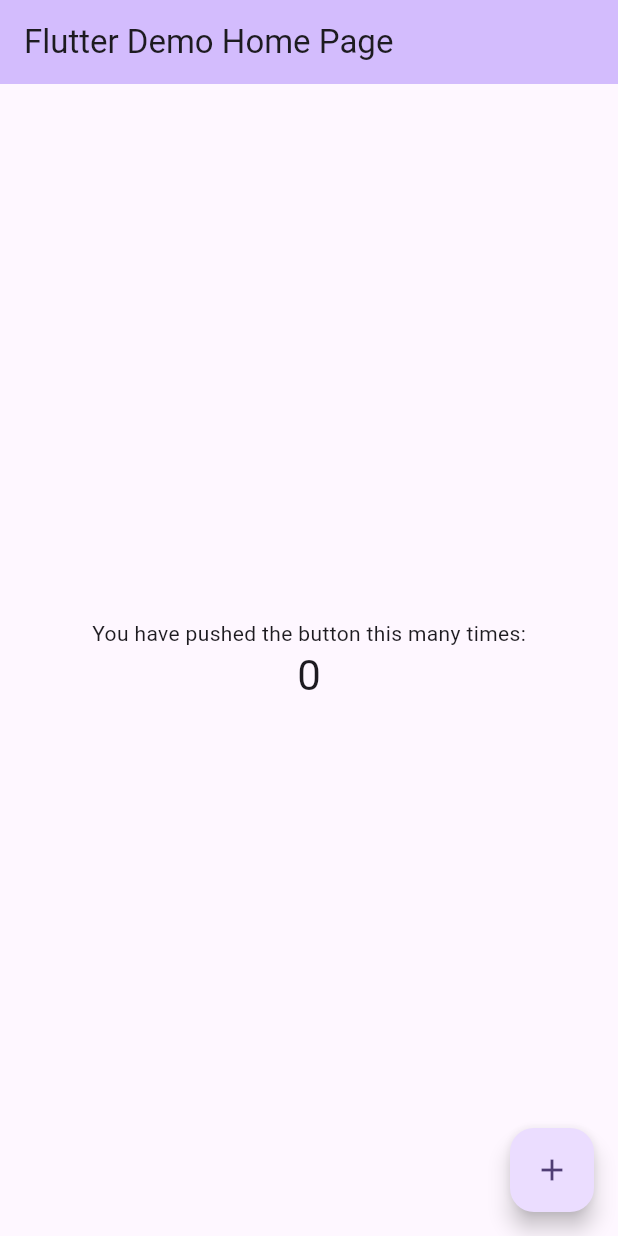
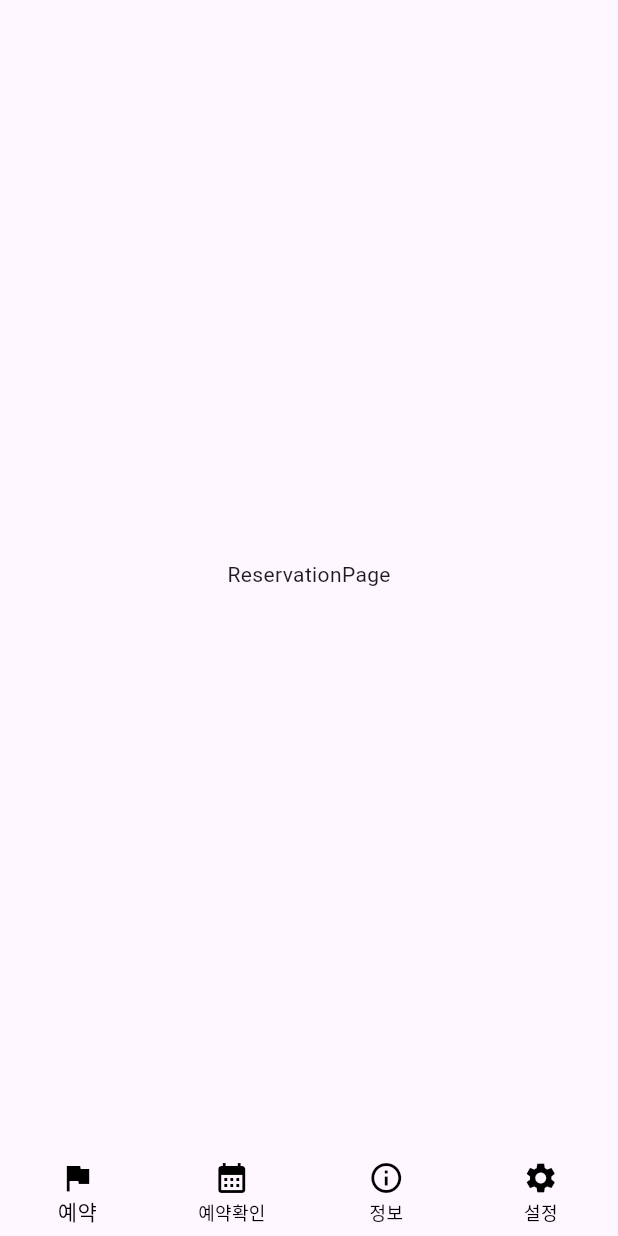
Before and after one commit to ksh20531/sunvally_macro_app, a Flutter app: the screen it shows after launch, on a phone screen of 412 x 824 dp. Run offline on Flutter 3.47's test engine with Material 3 defaults, Android fonts, the phone set to English and light mode, and no system bars; our stand-ins replace get.

```diff
--- a/lib/main.dart
+++ b/lib/main.dart
@@ -1,4 +1,6 @@
 import 'package:flutter/material.dart';
+import 'package:get/get.dart';
+import 'package:sunvally_macro_app/presentation/pages/main/main_page.dart';
 
 void main() {
   runApp(const MyApp());
@@ -7,116 +9,8 @@ void main() {
 class MyApp extends StatelessWidget {
   const MyApp({super.key});
 
-  // This widget is the root of your application.
   @override
   Widget build(BuildContext context) {
-    return MaterialApp(
-      title: 'Flutter Demo',
-      theme: ThemeData(
-        // This is the theme of your application.
-        //
-        // TRY THIS: Try running your application with "flutter run". You'll see
-        // the application has a purple toolbar. Then, without quitting the app,
-        // try changing the seedColor in the colorScheme below to Colors.green
-        // and then invoke "hot reload" (save your changes or press the "hot
-        // reload" button in a Flutter-supported IDE, or press "r" if you used
-        // the command line to start the app).
-        //
-        // Notice that the counter didn't reset back to zero; the application
-        // state is not lost during the reload. To reset the state, use hot
-        // restart instead.
-        //
-        // This works for code too, not just values: Most code changes can be
-        // tested with just a hot reload.
-        colorScheme: ColorScheme.fromSeed(seedColor: Colors.deepPurple),
-      ),
-      home: const MyHomePage(title: 'Flutter Demo Home Page'),
-    );
+    return GetMaterialApp(title: 'Sunvally Macro App', home: const MainPage());
   }
 }
-
-class MyHomePage extends StatefulWidget {
-  const MyHomePage({super.key, required this.title});
-
-  // This widget is the home page of your application. It is stateful, meaning
-  // that it has a State object (defined below) that contains fields that affect
-  // how it looks.
-
-  // This class is the configuration for the state. It holds the values (in this
-  // case the title) provided by the parent (in this case the App widget) and
-  // used by the build method of the State. Fields in a Widget subclass are
-  // always marked "final".
-
-  final String title;
-
-  @override
-  State<MyHomePage> createState() => _MyHomePageState();
-}
-
-class _MyHomePageState extends State<MyHomePage> {
-  int _counter = 0;
-
-  void _incrementCounter() {
-    setState(() {
-      // This call to setState tells the Flutter framework that something has
-      // changed in this State, which causes it to rerun the build method below
-      // so that the display can reflect the updated values. If we changed
-      // _counter without calling setState(), then the build method would not be
-      // called again, and so nothing would appear to happen.
-      _counter++;
-    });
-  }
-
-  @override
-  Widget build(BuildContext context) {
-    // This method is rerun every time setState is called, for instance as done
-    // by the _incrementCounter method above.
-    //
-    // The Flutter framework has been optimized to make rerunning build methods
-    // fast, so that you can just rebuild anything that needs updating rather
-    // than having to individually change instances of widgets.
-    return Scaffold(
-      appBar: AppBar(
-        // TRY THIS: Try changing the color here to a specific color (to
-        // Colors.amber, perhaps?) and trigger a hot reload to see the AppBar
-        // change color while the other colors stay the same.
-        backgroundColor: Theme.of(context).colorScheme.inversePrimary,
-        // Here we take the value from the MyHomePage object that was created by
-        // the App.build method, and use it to set our appbar title.
-        title: Text(widget.title),
-      ),
-      body: Center(
-        // Center is a layout widget. It takes a single child and positions it
-        // in the middle of the parent.
-        child: Column(
-          // Column is also a layout widget. It takes a list of children and
-          // arranges them vertically. By default, it sizes itself to fit its
-          // children horizontally, and tries to be as tall as its parent.
-          //
-          // Column has various properties to control how it sizes itself and
-          // how it positions its children. Here we use mainAxisAlignment to
-          // center the children vertically; the main axis here is the vertical
-          // axis because Columns are vertical (the cross axis would be
-          // horizontal).
-          //
-          // TRY THIS: Invoke "debug painting" (choose the "Toggle Debug Paint"
-          // action in the IDE, or press "p" in the console), to see the
-          // wireframe for each widget.
-          mainAxisAlignment: MainAxisAlignment.center,
-          children: <Widget>[
-            const Text('You have pushed the button this many times:'),
-            Text(
-              '$_counter',
-              style: Theme.of(context).textTheme.headlineMedium,
-            ),
-          ],
-        ),
-      ),
-      floatingActionButton: FloatingActionButton(
-        onPressed: _incrementCounter,
-        tooltip: 'Increment',
-        child: const Icon(Icons.add),
-      ), // This trailing comma makes auto-formatting nicer for build methods.
-    );
-  }
-}
--- /dev/null
+++ b/lib/presentation/controllers/main_controller.dart
@@ -0,0 +1,12 @@
+import 'package:get/get.dart';
+
+/// 메인 페이지 컨트롤러
+class MainController extends GetxController {
+  int currentIndex = 0;
+
+  /// 페이지 전환
+  void changePage(int index) {
+    currentIndex = index;
+    update();
+  }
+}
--- /dev/null
+++ b/lib/presentation/pages/info/info_page.dart
@@ -0,0 +1,11 @@
+import 'package:flutter/material.dart';
+
+class InfoPage extends StatelessWidget {
+  const InfoPage({super.key});
+
+  @override
+  Widget build(BuildContext context) {
+    print('InfoPage');
+    return Scaffold(body: Center(child: Text('InfoPage')));
+  }
+}
--- /dev/null
+++ b/lib/presentation/pages/main/main_page.dart
@@ -0,0 +1,35 @@
+import 'package:flutter/material.dart';
+import 'package:get/get.dart';
+import 'package:sunvally_macro_app/presentation/controllers/main_controller.dart';
+import 'package:sunvally_macro_app/presentation/pages/info/info_page.dart';
+import 'package:sunvally_macro_app/presentation/pages/main/widgets/custom_bottom_navigation.dart';
+import 'package:sunvally_macro_app/presentation/pages/my_reservstion/my_reservation_page.dart';
+import 'package:sunvally_macro_app/presentation/pages/reservation/reservation_page.dart';
+import 'package:sunvally_macro_app/presentation/pages/setting/setting_page.dart';
+
+class MainPage extends StatelessWidget {
+  const MainPage({super.key});
+
+  @override
+  Widget build(BuildContext context) {
+    final pages = [
+      ReservationPage(),
+      MyReservationPage(),
+      InfoPage(),
+      SettingPage(),
+    ];
+
+    return GetBuilder<MainController>(
+      init: MainController(),
+      builder: (controller) {
+        return Scaffold(
+          body: IndexedStack(index: controller.currentIndex, children: pages),
+          bottomNavigationBar: CustomBottomNavigation(
+            currentIndex: controller.currentIndex,
+            onTap: controller.changePage,
+          ),
+        );
+      },
+    );
+  }
+}
--- /dev/null
+++ b/lib/presentation/pages/main/widgets/custom_bottom_navigation.dart
@@ -0,0 +1,36 @@
+import 'package:flutter/material.dart';
+
+class CustomBottomNavigation extends StatelessWidget {
+  final int currentIndex;
+  final Function(int) onTap;
+
+  const CustomBottomNavigation({
+    super.key,
+    required this.currentIndex,
+    required this.onTap,
+  });
+
+  @override
+  Widget build(BuildContext context) {
+    return BottomNavigationBar(
+      currentIndex: currentIndex,
+      onTap: onTap,
+      // backgroundColor: Colors.white,
+      type: BottomNavigationBarType.fixed,
+      selectedItemColor: Colors.black,
+      unselectedItemColor: Colors.black,
+      selectedLabelStyle: const TextStyle(color: Colors.black),
+      unselectedLabelStyle: const TextStyle(color: Colors.black),
+      elevation: 0,
+      items: const [
+        BottomNavigationBarItem(icon: Icon(Icons.flag), label: '예약'),
+        BottomNavigationBarItem(
+          icon: Icon(Icons.calendar_month),
+          label: '예약확인',
+        ),
+        BottomNavigationBarItem(icon: Icon(Icons.info_outline), label: '정보'),
+        BottomNavigationBarItem(icon: Icon(Icons.settings), label: '설정'),
+      ],
+    );
+  }
+}
--- /dev/null
+++ b/lib/presentation/pages/my_reservstion/my_reservation_page.dart
@@ -0,0 +1,11 @@
+import 'package:flutter/material.dart';
+
+class MyReservationPage extends StatelessWidget {
+  const MyReservationPage({super.key});
+
+  @override
+  Widget build(BuildContext context) {
+    print('MyReservationPage');
+    return Scaffold(body: Center(child: Text('MyReservationPage')));
+  }
+}
--- /dev/null
+++ b/lib/presentation/pages/reservation/reservation_page.dart
@@ -0,0 +1,11 @@
+import 'package:flutter/material.dart';
+
+class ReservationPage extends StatelessWidget {
+  const ReservationPage({super.key});
+
+  @override
+  Widget build(BuildContext context) {
+    print('reserve');
+    return Scaffold(body: Center(child: Text('ReservationPage')));
+  }
+}
--- /dev/null
+++ b/lib/presentation/pages/setting/setting_page.dart
@@ -0,0 +1,11 @@
+import 'package:flutter/material.dart';
+
+class SettingPage extends StatelessWidget {
+  const SettingPage({super.key});
+
+  @override
+  Widget build(BuildContext context) {
+    print('SettingPage');
+    return Scaffold(body: Center(child: Text('SettingPage')));
+  }
+}
--- a/pubspec.yaml
+++ b/pubspec.yaml
@@ -34,6 +34,7 @@ dependencies:
   # The following adds the Cupertino Icons font to your application.
   # Use with the CupertinoIcons class for iOS style icons.
   cupertino_icons: ^1.0.8
+  get: ^4.7.2
 
 dev_dependencies:
   flutter_test:
```
Also changed, not shown: lib/presentation/widgets/custom_bottom_navigation.dart (added).
